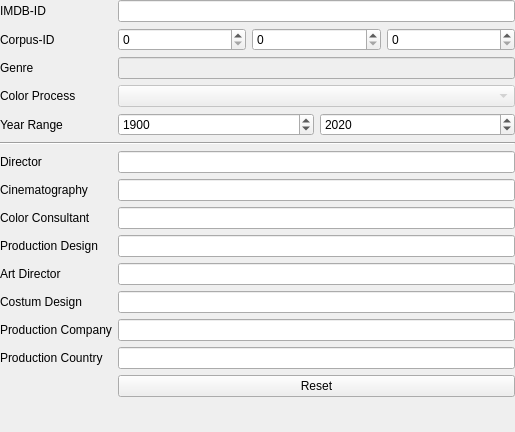
Above: qt_ui/visualizer/FilmographyQueryWidget.ui from FilmColors/VIAN before the change. Below: the same form after it.
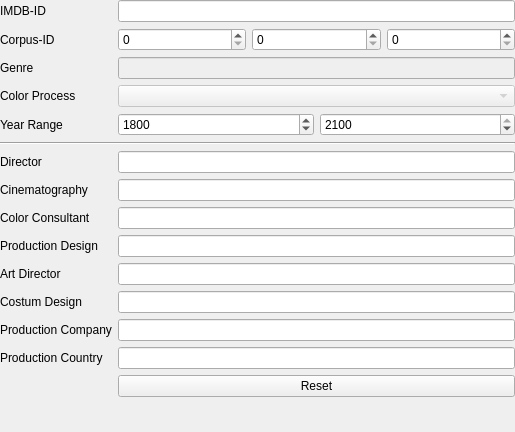
That is the form after the change.

Diff of the .ui file:
```diff
--- a/qt_ui/visualizer/FilmographyQueryWidget.ui
+++ b/qt_ui/visualizer/FilmographyQueryWidget.ui
@@ -253,7 +253,7 @@
         <number>2100</number>
        </property>
        <property name="value">
-        <number>1900</number>
+        <number>1800</number>
        </property>
       </widget>
      </item>
@@ -269,7 +269,7 @@
         <number>2100</number>
        </property>
        <property name="value">
-        <number>2020</number>
+        <number>2100</number>
        </property>
       </widget>
      </item>
```
